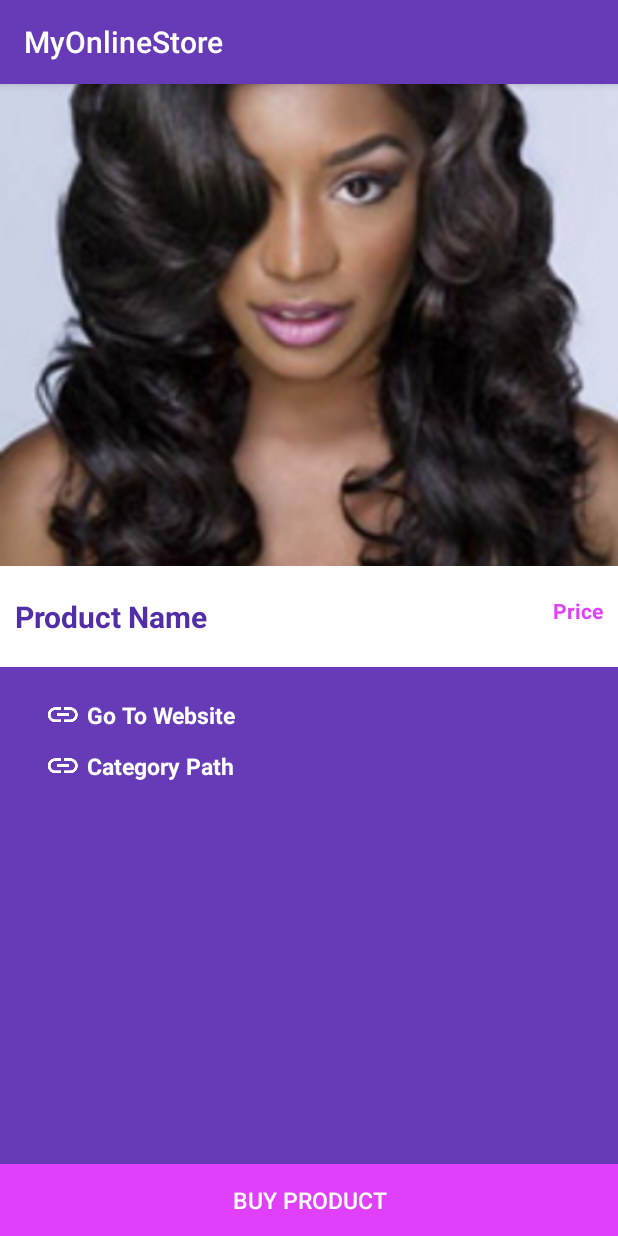
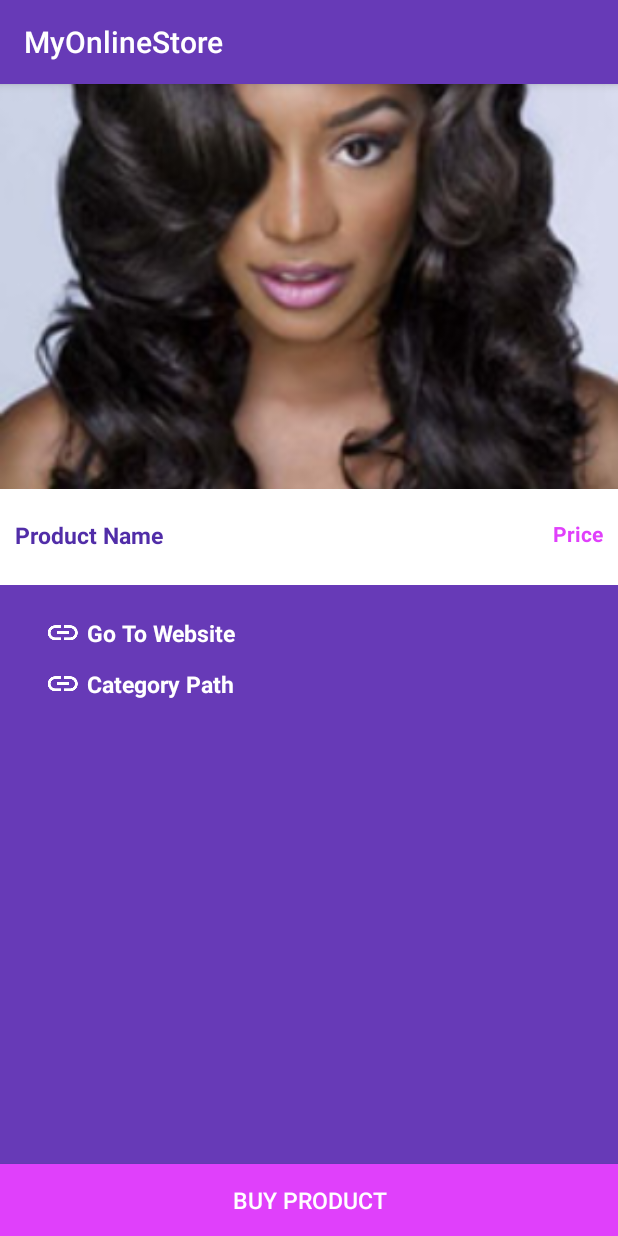
Before and after one commit to Emichira/MyOnlineStore, an Android app: the fragment CategoryDetailFragment placed in its activity, on a phone screen of 412 x 824 dp. Run offline under Robolectric (Android 15) with nearby library versions, the phone set to English and light mode, and no system bars; our stand-ins replace ButterKnife, Picasso; libraries missing offline, so code that uses them is left out: org.parceler; pictures from the network do not load; 5 statements that could not run were skipped.

```diff
--- a/app/src/main/java/ke/co/emichira/myonlinestore/CategoryDetailFragment.java
+++ b/app/src/main/java/ke/co/emichira/myonlinestore/CategoryDetailFragment.java
@@ -23,8 +23,8 @@ import butterknife.ButterKnife;
  */
 public class CategoryDetailFragment extends Fragment implements View.OnClickListener {
 
-    private static final int MAX_WIDTH = 400;
-    private static final int MAX_HEIGHT = 321;
+    private static final int MAX_WIDTH = 200;
+    private static final int MAX_HEIGHT = 200;
 
         @Bind(R.id.productImageView) ImageView mImageView;
         @Bind(R.id.nameTextView) TextView mNameView;
--- a/app/src/main/res/layout/fragment_category_detail.xml
+++ b/app/src/main/res/layout/fragment_category_detail.xml
@@ -12,11 +12,11 @@
         android:background="@color/colorPrimary">
 
         <ImageView
+            android:id="@+id/productImageView"
             android:layout_width="match_parent"
-            android:layout_height="321dp"
-            android:id="@+id/productImageView"
-            android:src="@drawable/brasilianisches_haar"
-            android:scaleType="centerCrop" />
+            android:layout_height="270dp"
+            android:scaleType="centerCrop"
+            android:src="@drawable/brasilianisches_haar" />
 
         <RelativeLayout
             android:layout_width="match_parent"
@@ -34,7 +34,7 @@
                 android:id="@+id/nameTextView"
                 android:layout_alignParentLeft="true"
                 android:layout_alignParentStart="true"
-                android:textSize="20sp"
+                android:textSize="15sp"
                 android:textColor="@color/colorPrimaryDark"
                 android:textStyle="bold" />
 
--- a/build.gradle
+++ b/build.gradle
@@ -6,6 +6,10 @@ buildscript {
     }
     dependencies {
         classpath 'com.android.tools.build:gradle:2.3.3'
+        classpath 'com.google.gms:google-services:3.1.0'
+        classpath 'com.neenbedankt.gradle.plugins:android-apt:1.8'
+
+
 
         // NOTE: Do not place your application dependencies here; they belong
         // in the individual module build.gradle files
```
Also changed, not shown: app/build.gradle (+18 -0 lines), app/src/main/res/menu/menu_search.xml (added, +11 -0 lines), app/src/main/res/drawable-hdpi/ic_search_white_24dp.png (added), app/src/main/res/drawable-mdpi/ic_search_white_24dp.png (added), app/src/main/res/drawable-xhdpi/ic_search_white_24dp.png (added), app/src/main/res/drawable-xxhdpi/ic_search_white_24dp.png (added), app/src/main/res/drawable-xxxhdpi/ic_search_white_24dp.png (added), 1 other file.
